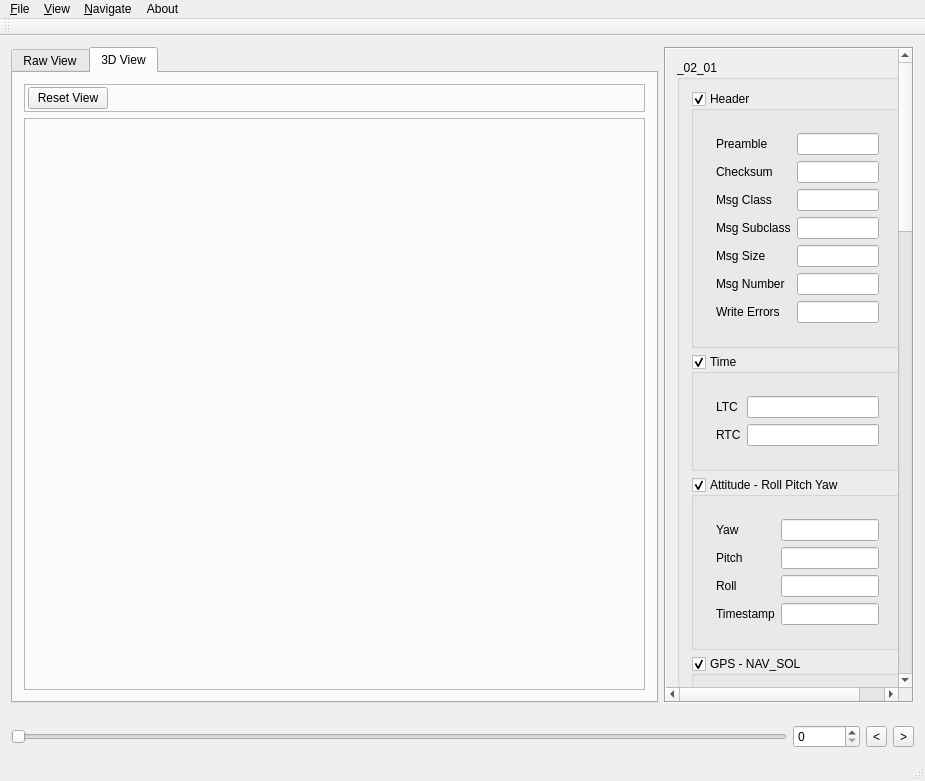
Above: tools/KBBViewer/kbbviewer.ui from naniBox/kuroBox before the change. Below: the same form after it.
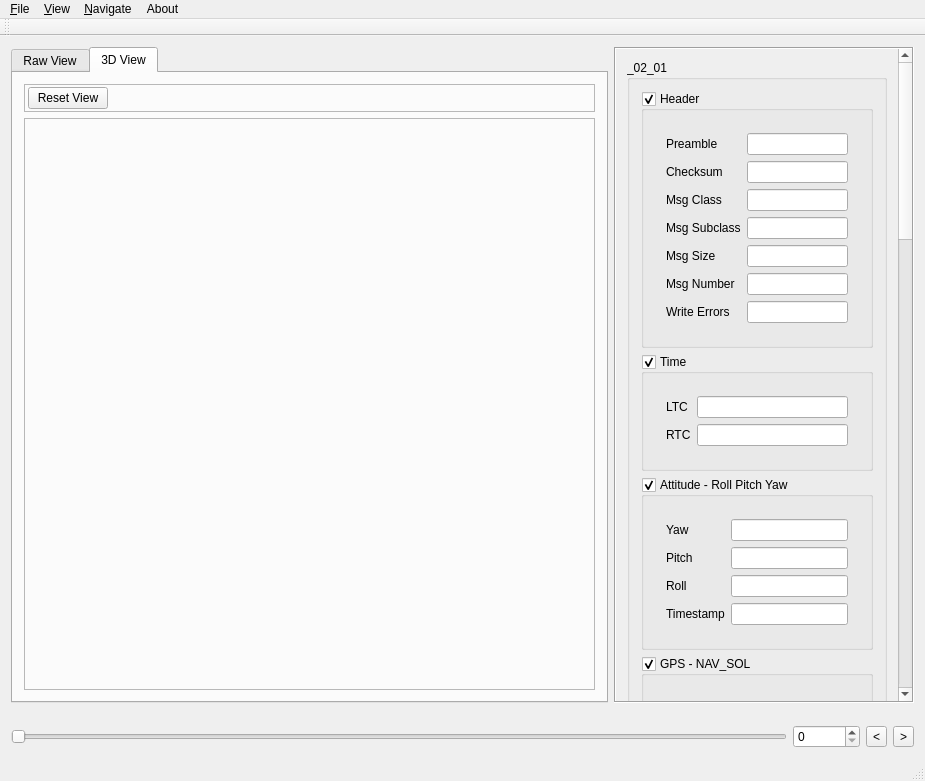
That is the form after the change.

The edit to the form file:
```diff
--- a/tools/KBBViewer/kbbviewer.ui
+++ b/tools/KBBViewer/kbbviewer.ui
@@ -174,7 +174,7 @@
          </property>
          <property name="maximumSize">
           <size>
-           <width>250</width>
+           <width>300</width>
            <height>16777215</height>
           </size>
          </property>
@@ -185,14 +185,6 @@
           <bool>true</bool>
          </property>
          <widget class="QWidget" name="infoArea_widget">
-          <property name="geometry">
-           <rect>
-            <x>0</x>
-            <y>0</y>
-            <width>231</width>
-            <height>2012</height>
-           </rect>
-          </property>
           <layout class="QVBoxLayout" name="_02_01_verticalLayout_15">
            <item>
             <widget class="QGroupBox" name="_02_01_groupBox">
@@ -309,9 +301,6 @@
                  <item>
                   <widget class="QWidget" name="_02_01_time_widget" native="true">
                    <layout class="QFormLayout" name="_02_01_formLayout_5">
-                    <property name="fieldGrowthPolicy">
-                     <enum>QFormLayout::AllNonFixedFieldsGrow</enum>
-                    </property>
                     <item row="0" column="0">
                      <widget class="QLabel" name="_02_01_time_ltc_lbl">
                       <property name="text">
```
Left out of the diff: 2 changed lines with no effect on the pictures.
